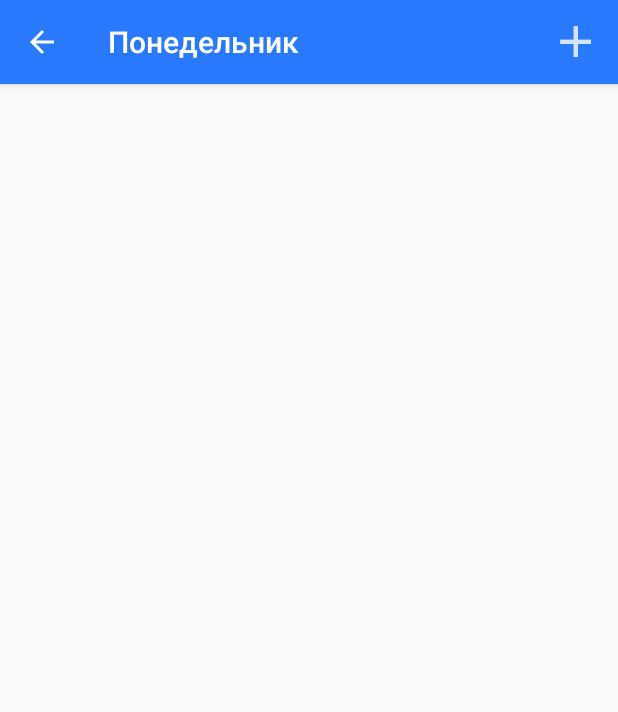
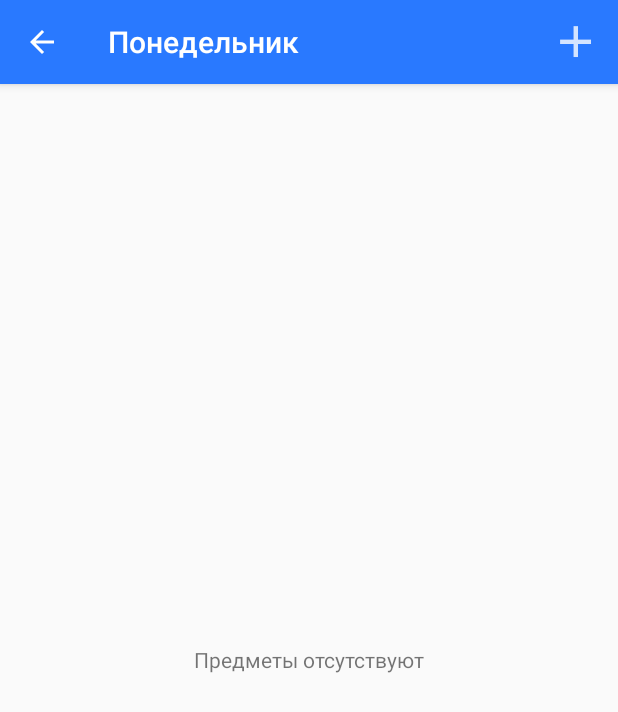
Before and after one commit to akella266/Shedule, an Android app: the screen it shows after launch (LessonsActivity), after a tap on "Понедельник", on a phone screen of 412 x 824 dp. Shown: the top 712 px of the screen. Run offline under Robolectric (Android 15) with nearby library versions, the phone set to English and light mode, and no system bars.

Commit message:
now table for each day of the week is supported; and added textview which  visibke when list is empty

```diff
--- /dev/null
+++ b/app/src/main/java/com/akella266/paspisaniereload/Days.java
@@ -0,0 +1,14 @@
+package com.akella266.paspisaniereload;
+
+/**
+ * Created by Akella266 on 09.02.2017.
+ */
+
+public enum Days {
+    Понедельник,
+    Вторник,
+    Среда,
+    Четверг,
+    Пятница,
+    Суббота
+}
--- a/app/src/main/java/com/akella266/paspisaniereload/Fragments/InfoFragment.java
+++ b/app/src/main/java/com/akella266/paspisaniereload/Fragments/InfoFragment.java
@@ -54,7 +54,7 @@ public class InfoFragment extends Fragment {
     @Override
     public View onCreateView(LayoutInflater inflater, @Nullable ViewGroup container, @Nullable Bundle savedInstanceState) {
         View view = inflater.inflate(R.layout.lesson_fragment, container, false );
-        //получить название урока как нибудь:)
+        //получить день как нибудь:)!!!!!!!!!!!!!!!!!1
         initFields(view);
         setListeners();
 
--- a/app/src/main/java/com/akella266/paspisaniereload/Fragments/LessonSingle.java
+++ b/app/src/main/java/com/akella266/paspisaniereload/Fragments/LessonSingle.java
@@ -4,6 +4,7 @@ import android.content.ContentValues;
 import android.content.Context;
 import android.database.Cursor;
 import android.database.sqlite.SQLiteDatabase;
+import android.media.MediaDataSource;
 
 import com.akella266.paspisaniereload.LessonInfo;
 import com.akella266.paspisaniereload.database.LessonBaseHelper;
@@ -11,34 +12,54 @@ import com.akella266.paspisaniereload.database.LessonCursorWrapper;
 import com.akella266.paspisaniereload.database.LessonDBSchema;
 
 import java.util.ArrayList;
-import java.util.List;
 import java.util.UUID;
 
-import static com.akella266.paspisaniereload.database.LessonDBSchema.LessonTable.NAME;
+import static com.akella266.paspisaniereload.database.LessonDBSchema.LessonTable.getNAME;
+import static com.akella266.paspisaniereload.database.LessonDBSchema.LessonTable.setName;
 
 public class LessonSingle {
 
     private static LessonSingle sLessonSingle;
 
-    private Context mContext;
-    private SQLiteDatabase mDataBase;
+    private static Context mContext;
+    private static SQLiteDatabase mDataBase;
+    private static String day;
 
-    private LessonSingle(Context context){
+    private LessonSingle(Context context, String _day){
         mContext = context.getApplicationContext();
+        setDatabase(_day);
+    }
+
+    public static  LessonSingle get(Context context){
+        return get(context, day);
+    }
+
+    public static LessonSingle get(Context context, String _day){
+        if(sLessonSingle == null){
+            sLessonSingle = new LessonSingle(context, _day);
+        }
+        else if (!checkDay(_day)) {
+            setDatabase(_day);
+        }
+        return sLessonSingle;
+    }
+
+    private static void setDatabase(String _day){
+        day = _day;
+        setName(day);
+        if (mDataBase != null)
+            mDataBase.close();
         mDataBase = new LessonBaseHelper(mContext).getWritableDatabase();
     }
 
-    public static LessonSingle get(Context context){
-        if(sLessonSingle == null){
-            sLessonSingle = new LessonSingle(context);
-        }
-        return sLessonSingle;
+    private static boolean checkDay(String _day){
+        return day.equals(_day);
     }
 
     public void addLesson(LessonInfo lesson){
         ContentValues values = getContentValues(lesson);
 
-        mDataBase.insert(NAME, null, values);
+        mDataBase.insert(getNAME(), null, values);
     }
 
     public ArrayList<LessonInfo> getmLessons(){
@@ -79,7 +100,7 @@ public class LessonSingle {
         String uuid = info.getId().toString();
         ContentValues values = getContentValues(info);
 
-        mDataBase.update(NAME, values, LessonDBSchema.LessonTable.Cols.UUID + " = ?", new String[]{uuid});
+        mDataBase.update(getNAME(), values, LessonDBSchema.LessonTable.Cols.UUID + " = ?", new String[]{uuid});
     }
 
     private static ContentValues getContentValues(LessonInfo info){
@@ -95,7 +116,7 @@ public class LessonSingle {
 
     private LessonCursorWrapper queryLesson(String whereClause, String[] whereArgs){
         Cursor cursor = mDataBase.query(
-                NAME,
+                getNAME(),
                 null,//all cols
                 whereClause,
                 whereArgs,
--- a/app/src/main/java/com/akella266/paspisaniereload/Fragments/LessonsFragment.java
+++ b/app/src/main/java/com/akella266/paspisaniereload/Fragments/LessonsFragment.java
@@ -39,6 +39,7 @@ public class LessonsFragment extends Fragment {
     private ArrayList<LessonInfo> lessons;
     private RecyclerAdapter mAdapter;
     private String day;
+    private TextView noLessons;
 
     public static LessonsFragment newInstance(String day){
         Bundle args = new Bundle();
@@ -59,6 +60,8 @@ public class LessonsFragment extends Fragment {
         rvList = (RecyclerView)view.findViewById(R.id.rvList);
         rvList.setLayoutManager(new LinearLayoutManager(getActivity()));
 
+        noLessons = (TextView) view.findViewById(R.id.activity_lesson_for_fragment_no_lessons);
+
         updateUI();
 
         return view;
@@ -68,7 +71,6 @@ public class LessonsFragment extends Fragment {
     public void onCreate(@Nullable Bundle savedInstanceState) {
         super.onCreate(savedInstanceState);
         setHasOptionsMenu(true);
-
     }
 
     @Override
@@ -82,7 +84,7 @@ public class LessonsFragment extends Fragment {
         switch(item.getItemId()){
             case R.id.menu_item_new_lesson:
                 LessonInfo info = new LessonInfo();
-                LessonSingle.get(getActivity()).addLesson(info);
+                LessonSingle.get(getActivity(),day).addLesson(info);
                 Intent intent = InfoPagerActivity.newIntent(getActivity(), info.getId());
                 startActivity(intent);
                 return true;
@@ -93,16 +95,23 @@ public class LessonsFragment extends Fragment {
 
     private void updateUI() {
 
-        LessonSingle lessonSingle = LessonSingle.get(getActivity());
+        LessonSingle lessonSingle = LessonSingle.get(getActivity(),day);
         lessons = lessonSingle.getmLessons();
 
-        if (mAdapter == null){
-            mAdapter = new RecyclerAdapter(lessons);
-            rvList.setAdapter(mAdapter);
+        if (lessons.size() == 0){
+            noLessons.setVisibility(View.VISIBLE);
+            rvList.setVisibility(View.INVISIBLE);
         }
-        else{
-            mAdapter.setCrimes(lessons);
-            mAdapter.notifyDataSetChanged();
+        else {
+            noLessons.setVisibility(View.INVISIBLE);
+            rvList.setVisibility(View.VISIBLE);
+            if (mAdapter == null) {
+                mAdapter = new RecyclerAdapter(lessons);
+                rvList.setAdapter(mAdapter);
+            } else {
+                mAdapter.setCrimes(lessons);
+                mAdapter.notifyDataSetChanged();
+            }
         }
     }
 
@@ -163,6 +172,7 @@ public class LessonsFragment extends Fragment {
 
             itemView.setOnClickListener(this);
 
+
             tvLesson = (TextView)itemView.findViewById(R.id.tvNameLesson);
             tvProf = (TextView)itemView.findViewById(R.id.tvProf);
             tvRoom = (TextView)itemView.findViewById(R.id.tvRoom);
--- a/app/src/main/java/com/akella266/paspisaniereload/database/LessonBaseHelper.java
+++ b/app/src/main/java/com/akella266/paspisaniereload/database/LessonBaseHelper.java
@@ -3,6 +3,8 @@ package com.akella266.paspisaniereload.database;
 import android.content.Context;
 import android.database.sqlite.SQLiteDatabase;
 import android.database.sqlite.SQLiteOpenHelper;
+
+import com.akella266.paspisaniereload.Days;
 
 /**
  * Created by Akella266 on 06.02.2017.
@@ -19,7 +21,8 @@ public class LessonBaseHelper extends SQLiteOpenHelper {
 
     @Override
     public void onCreate(SQLiteDatabase sqLiteDatabase) {
-        sqLiteDatabase.execSQL("create table " + LessonDBSchema.LessonTable.NAME + "(" +
+        for(Days day : Days.values()) {
+            sqLiteDatabase.execSQL("create table " + day.toString() + "(" +
                     "_id integer primary key autoincrement, " +
                     LessonDBSchema.LessonTable.Cols.UUID + ", " +
                     LessonDBSchema.LessonTable.Cols.LESSON + ", " +
@@ -28,6 +31,7 @@ public class LessonBaseHelper extends SQLiteOpenHelper {
                     LessonDBSchema.LessonTable.Cols.TIME + ")"
             );
         }
+    }
 
     @Override
     public void onUpgrade(SQLiteDatabase sqLiteDatabase, int i, int i1) {
--- a/app/src/main/java/com/akella266/paspisaniereload/database/LessonDBSchema.java
+++ b/app/src/main/java/com/akella266/paspisaniereload/database/LessonDBSchema.java
@@ -3,8 +3,15 @@ package com.akella266.paspisaniereload.database;
 public class LessonDBSchema {
 
     public static final class LessonTable {
-        public static final String NAME = "lessons";
+        private static String Name;
 
+        public static void setName(String name){
+            Name = name;
+        }
+
+        public static String getNAME() {
+            return Name;
+        }
 
         public static final class Cols {
             public static final String UUID = "uuid";
--- a/app/src/main/res/layout/activity_lesson_for_fragments.xml
+++ b/app/src/main/res/layout/activity_lesson_for_fragments.xml
@@ -1,16 +1,25 @@
 <?xml version="1.0" encoding="utf-8"?>
-<LinearLayout xmlns:android="http://schemas.android.com/apk/res/android"
+<RelativeLayout xmlns:android="http://schemas.android.com/apk/res/android"
     xmlns:tools="http://schemas.android.com/tools"
     android:orientation="vertical"
     android:layout_width="match_parent"
     android:layout_height="match_parent">
+
+    <TextView
+        android:id="@+id/activity_lesson_for_fragment_no_lessons"
+        android:layout_width="wrap_content"
+        android:layout_height="wrap_content"
+        android:text="@string/no_lessons"
+        android:layout_centerInParent="true"/>
+
 
     <android.support.v7.widget.RecyclerView
         android:id="@+id/rvList"
         android:scrollbars="vertical"
         android:layout_height="match_parent"
         android:layout_width="match_parent"
+        android:visibility="visible"
         />
 
 
-</LinearLayout>
+</RelativeLayout>
--- a/app/src/main/res/values/strings.xml
+++ b/app/src/main/res/values/strings.xml
@@ -17,7 +17,6 @@
     <string name="lesson_fragment_btn_ok">ОК</string>
     <string name="lesson_fragment_btn_cancel">Отмена</string>
     <string name="new_lesson">Новый предмет</string>
-    <string name="show_subtitle">Show Subtitle</string>
-    <string name="hide_subtitle">Hide Subtitle</string>
-    <string name="subtitle_format">%1$s lessons</string>
+    <string name="no_lessons">Предметы отсутствуют</string>
+
 </resources>
--- a/build.gradle
+++ b/build.gradle
@@ -5,7 +5,7 @@ buildscript {
         jcenter()
     }
     dependencies {
-        classpath 'com.android.tools.build:gradle:2.2.0'
+        classpath 'com.android.tools.build:gradle:2.2.3'
 
         // NOTE: Do not place your application dependencies here; they belong
         // in the individual module build.gradle files
```
Lines whose indentation alone changed are shown as unchanged.
